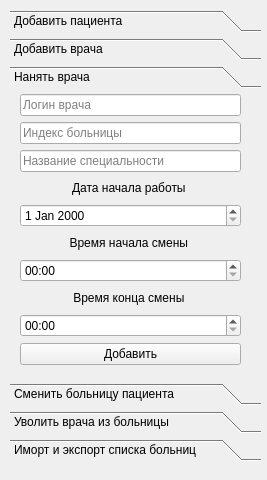
The window that client/gui/ui/reg_window.ui (Banifest/HospitalDB) describes before a commit, drawn with Qt 5.
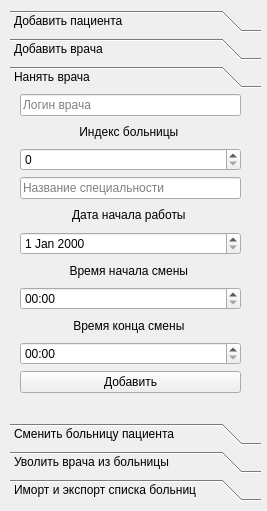
The same window after the commit. The open tabs and pages were chosen to show the change. Icons and pictures are not drawn.

The edit to the form file:
```diff
--- a/client/gui/ui/reg_window.ui
+++ b/client/gui/ui/reg_window.ui
@@ -7,7 +7,7 @@
     <x>0</x>
     <y>0</y>
        <width>267</width>
-       <height>480</height>
+       <height>511</height>
    </rect>
   </property>
   <property name="windowTitle">
@@ -1244,7 +1244,7 @@
         <x>10</x>
         <y>10</y>
         <width>251</width>
-        <height>451</height>
+        <height>491</height>
     </rect>
    </property>
             <property name="sizePolicy">
@@ -1440,7 +1440,7 @@
                         <x>0</x>
                         <y>0</y>
                         <width>241</width>
-                        <height>279</height>
+                        <height>319</height>
                     </rect>
                 </property>
                 <attribute name="label">
@@ -1452,69 +1452,28 @@
                             <x>10</x>
                             <y>0</y>
                             <width>221</width>
-                            <height>271</height>
+                            <height>299</height>
                         </rect>
                     </property>
                     <layout class="QGridLayout" name="gridLayout_4">
-                        <item row="7" column="0">
-                            <widget class="QLabel" name="label_6">
-                                <property name="text">
-                                    <string>&lt;html&gt;&lt;head/&gt;&lt;body&gt;&lt;p align=&quot;center&quot;&gt;Дата
-                                        начала
-                                        работы&lt;/p&gt;&lt;/body&gt;&lt;/html&gt;
-                                    </string>
-                                </property>
-                            </widget>
-                        </item>
-                        <item row="13" column="0">
+                        <item row="14" column="0">
                             <widget class="QPushButton" name="take_button">
                                 <property name="text">
                                     <string>Добавить</string>
                                 </property>
                             </widget>
                         </item>
+                        <item row="8" column="0">
+                            <widget class="QLabel" name="label_6">
+                                <property name="text">
+                                    <string>&lt;html&gt;&lt;head/&gt;&lt;body&gt;&lt;p align=&quot;center&quot;&gt;Дата
+                                        начала
+                                        работы&lt;/p&gt;&lt;/body&gt;&lt;/html&gt;
+                                    </string>
+                                </property>
+                            </widget>
+                        </item>
                         <item row="12" column="0">
-                            <widget class="QTimeEdit" name="take_doctor_time_end">
-                                <property name="displayFormat">
-                                    <string>HH:mm</string>
-                                </property>
-                            </widget>
-                        </item>
-                        <item row="4" column="0">
-                            <widget class="QLineEdit" name="take_zip_doctor_text_box">
-                                <property name="placeholderText">
-                                    <string>Индекс больницы</string>
-                                </property>
-                            </widget>
-                        </item>
-                        <item row="9" column="0">
-                            <widget class="QLabel" name="label_8">
-                                <property name="text">
-                                    <string>&lt;html&gt;&lt;head/&gt;&lt;body&gt;&lt;p align=&quot;center&quot;&gt;Время
-                                        начала
-                                        смены&lt;/p&gt;&lt;/body&gt;&lt;/html&gt;
-                                    </string>
-                                </property>
-                            </widget>
-                        </item>
-                        <item row="10" column="0">
-                            <widget class="QTimeEdit" name="take_doctor_time_begin">
-                                <property name="displayFormat">
-                                    <string>HH:mm</string>
-                                </property>
-                            </widget>
-                        </item>
-                        <item row="5" column="0">
-                            <widget class="QLineEdit" name="take_special_doctor_text_box">
-                                <property name="text">
-                                    <string/>
-                                </property>
-                                <property name="placeholderText">
-                                    <string>Название специальности</string>
-                                </property>
-                            </widget>
-                        </item>
-                        <item row="11" column="0">
                             <widget class="QLabel" name="label_9">
                                 <property name="text">
                                     <string>&lt;html&gt;&lt;head/&gt;&lt;body&gt;&lt;p align=&quot;center&quot;&gt;Время
@@ -1524,6 +1483,16 @@
                                 </property>
                             </widget>
                         </item>
+                        <item row="10" column="0">
+                            <widget class="QLabel" name="label_8">
+                                <property name="text">
+                                    <string>&lt;html&gt;&lt;head/&gt;&lt;body&gt;&lt;p align=&quot;center&quot;&gt;Время
+                                        начала
+                                        смены&lt;/p&gt;&lt;/body&gt;&lt;/html&gt;
+                                    </string>
+                                </property>
+                            </widget>
+                        </item>
                         <item row="3" column="0">
                             <widget class="QLineEdit" name="take_login_doctor_text_box">
                                 <property name="placeholderText">
@@ -1531,9 +1500,49 @@
                                 </property>
                             </widget>
                         </item>
-                        <item row="8" column="0">
+                        <item row="9" column="0">
                             <widget class="QDateEdit" name="take_doctor_date_being_work"/>
                         </item>
+                        <item row="11" column="0">
+                            <widget class="QTimeEdit" name="take_doctor_time_begin">
+                                <property name="displayFormat">
+                                    <string>HH:mm</string>
+                                </property>
+                            </widget>
+                        </item>
+                        <item row="6" column="0">
+                            <widget class="QLineEdit" name="take_special_doctor_text_box">
+                                <property name="text">
+                                    <string/>
+                                </property>
+                                <property name="placeholderText">
+                                    <string>Название специальности</string>
+                                </property>
+                            </widget>
+                        </item>
+                        <item row="13" column="0">
+                            <widget class="QTimeEdit" name="take_doctor_time_end">
+                                <property name="displayFormat">
+                                    <string>HH:mm</string>
+                                </property>
+                            </widget>
+                        </item>
+                        <item row="4" column="0">
+                            <widget class="QLabel" name="label_7">
+                                <property name="text">
+                                    <string>&lt;html&gt;&lt;head/&gt;&lt;body&gt;&lt;p align=&quot;center&quot;&gt;Индекс
+                                        больницы&lt;/p&gt;&lt;/body&gt;&lt;/html&gt;
+                                    </string>
+                                </property>
+                            </widget>
+                        </item>
+                        <item row="5" column="0">
+                            <widget class="QSpinBox" name="take_zip_doctor_text_box">
+                                <property name="maximum">
+                                    <number>999999</number>
+                                </property>
+                            </widget>
+                        </item>
                     </layout>
                 </widget>
             </widget>
```
Left out of the diff: 155 changed lines with no effect on the pictures.
